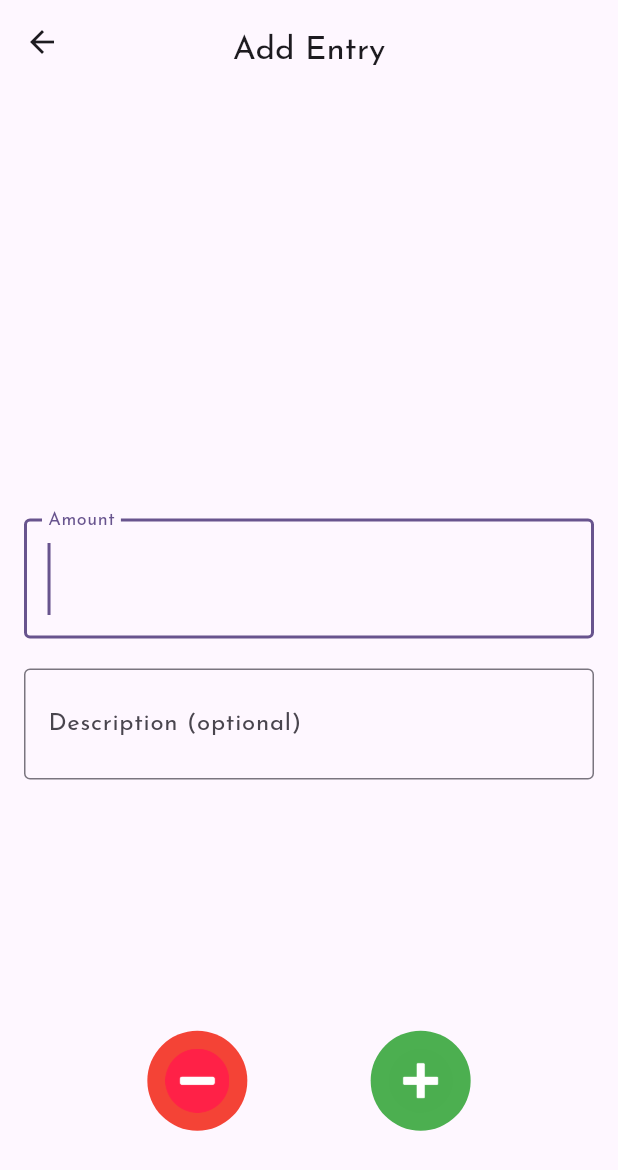
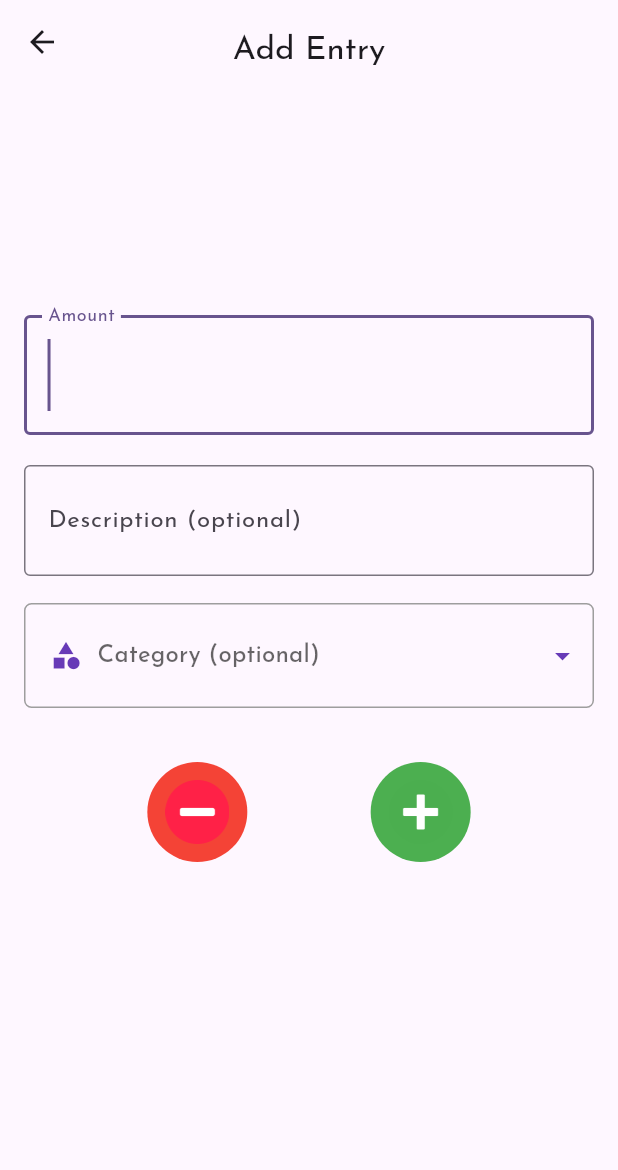
Before and after one commit to SametSahin10/super-simple-accountant, a Flutter app: the AddEntryScreen screen opened directly, on a phone screen of 412 x 824 dp. Shown: the top 1170 px of the screen. Run offline on Flutter 3.47's test engine with Material 3 defaults, Android fonts, the phone set to English and light mode, and no system bars; drawn by our look-alikes of google_mobile_ads; our stand-ins replace firebase_core, firebase_crashlytics, firebase_messaging, flutter_riverpod, freezed_annotation, google_fonts and 3 more; accounts and stored records are empty; generated files the repository leaves out were written again; network calls fail.

Commit message:
add categories, show entry details

```diff
--- a/analysis_options.yaml
+++ b/analysis_options.yaml
@@ -8,6 +8,10 @@
 # The following line activates a set of recommended lints for Flutter apps,
 # packages, and plugins designed to encourage good coding practices.
 include: package:flutter_lints/flutter.yaml
+
+analyzer:
+  plugins:
+    - custom_lint
 
 linter:
   # The lint rules applied to this project can be customized in the
--- /dev/null
+++ b/lib/default_categories.dart
@@ -0,0 +1,44 @@
+import 'package:flutter/material.dart';
+import 'package:super_simple_accountant/extensions.dart';
+import 'package:super_simple_accountant/models/category.dart';
+
+final defaultCategories = <Category>[
+  Category(id: 1, name: 'Food & Drinks'),
+  Category(id: 2, name: 'Shopping'),
+  Category(id: 3, name: 'Transport'),
+  Category(id: 4, name: 'Home'),
+  Category(id: 5, name: 'Entertainment'),
+  Category(id: 6, name: 'Health'),
+  Category(id: 7, name: 'Other'),
+];
+
+final categoryIcons = <int, IconData>{
+  1: Icons.fastfood,
+  2: Icons.shopping_cart,
+  3: Icons.directions_bus,
+  4: Icons.home,
+  5: Icons.movie,
+  6: Icons.local_hospital,
+  7: Icons.category
+};
+
+String getTranslatedCategoryName(BuildContext context, int categoryId) {
+  switch (categoryId) {
+    case 1:
+      return context.l10n.categoryFoodAndDrinks;
+    case 2:
+      return context.l10n.categoryShopping;
+    case 3:
+      return context.l10n.categoryTransport;
+    case 4:
+      return context.l10n.categoryHome;
+    case 5:
+      return context.l10n.categoryEntertainment;
+    case 6:
+      return context.l10n.categoryHealth;
+    case 7:
+      return context.l10n.categoryOther;
+    default:
+      return '';
+  }
+}
--- /dev/null
+++ b/lib/models/category.dart
@@ -0,0 +1,16 @@
+import 'package:freezed_annotation/freezed_annotation.dart';
+
+part 'category.freezed.dart';
+
+part 'category.g.dart';
+
+@freezed
+class Category with _$Category {
+  factory Category({
+    required int id,
+    required String name,
+  }) = _Category;
+
+  factory Category.fromJson(Map<String, dynamic> json) =>
+      _$CategoryFromJson(json);
+}
--- a/lib/models/entry.dart
+++ b/lib/models/entry.dart
@@ -1,4 +1,5 @@
 import 'package:freezed_annotation/freezed_annotation.dart';
+import 'package:super_simple_accountant/models/category.dart';
 
 part 'entry.freezed.dart';
 part 'entry.g.dart';
@@ -9,6 +10,7 @@ class Entry with _$Entry {
     required double amount,
     required DateTime createdAt,
     String? description,
+    Category? category,
   }) = _Entry;
 
   factory Entry.fromJson(Map<String, dynamic> json) => _$EntryFromJson(json);
--- a/lib/screens/add_entry_screen.dart
+++ b/lib/screens/add_entry_screen.dart
@@ -4,9 +4,12 @@ import 'package:in_app_review/in_app_review.dart';
 import 'package:super_simple_accountant/assets.dart';
 import 'package:super_simple_accountant/constants.dart';
 import 'package:super_simple_accountant/extensions.dart';
+import 'package:super_simple_accountant/models/category.dart';
 import 'package:super_simple_accountant/models/entry.dart';
+import 'package:super_simple_accountant/state/entries_state_notifier.dart';
 import 'package:super_simple_accountant/state/providers.dart';
 import 'package:super_simple_accountant/widgets/banner_ad_widget.dart';
+import 'package:super_simple_accountant/widgets/category_dropdown.dart';
 import 'package:super_simple_accountant/widgets/entry_action_button.dart';
 import 'package:super_simple_accountant/widgets/responsive_app_bar.dart';
 
@@ -20,7 +23,9 @@ class AddEntryScreen extends ConsumerWidget {
     final amountController = addEntryScreenModel.amountController;
     final descriptionController = addEntryScreenModel.descriptionController;
 
-    return Scaffold(
+    return GestureDetector(
+      onTap: () => FocusScope.of(context).unfocus(),
+      child: Scaffold(
         appBar: ResponsiveAppBar(
           context: context,
           title: context.l10n.addEntry,
@@ -29,17 +34,15 @@ class AddEntryScreen extends ConsumerWidget {
           padding: const EdgeInsets.all(16.0),
           child: Center(
             child: SizedBox(
-            width:
-                context.largerThanMobile ? context.width * 0.3 : context.width,
-            child: Column(
-              mainAxisAlignment: MainAxisAlignment.center,
-              crossAxisAlignment: CrossAxisAlignment.center,
+              width: context.largerThanMobile
+                  ? context.width * 0.3
+                  : context.width,
+              child: ListView(
                 children: [
                   const BannerAdWidget(adUnitId: addEntryScreenBannerAdId),
-                Flexible(
-                  flex: 3,
-                  child: Column(
-                    mainAxisAlignment: MainAxisAlignment.center,
+                  const SizedBox(height: 70),
+                  Column(
+                    mainAxisAlignment: MainAxisAlignment.spaceAround,
                     children: [
                       TextField(
                         controller: amountController,
@@ -63,17 +66,23 @@ class AddEntryScreen extends ConsumerWidget {
                           ),
                         ),
                       ),
+                      const SizedBox(height: 10),
+                      CategoryDropdown(
+                        onCategorySelected: (selectedCategory) {
+                          final notifier = ref
+                              .read(selectedCategoryNotifierProvider.notifier);
+
+                          notifier.setSelectedCategory(selectedCategory);
+                        },
+                      ),
                     ],
                   ),
-                ),
-                Flexible(
-                  flex: context.largerThanMobile ? 4 : 1,
-                  child: const Padding(
-                    padding: EdgeInsets.only(bottom: 8),
+                  const Padding(
+                    padding: EdgeInsets.only(top: 36, bottom: 8),
                     child: _IncreaseAndDecreaseButtons(),
                   ),
+                ],
               ),
-              ],
             ),
           ),
         ),
@@ -87,24 +96,42 @@ class _IncreaseAndDecreaseButtons extends ConsumerWidget {
 
   @override
   Widget build(BuildContext context, WidgetRef ref) {
+    final selectedCategory = ref.watch(selectedCategoryNotifierProvider);
+
     return Row(
       mainAxisAlignment: MainAxisAlignment.spaceEvenly,
       children: [
         EntryActionButton(
           iconPath: Assets.minus,
           color: Colors.red,
-          onTap: () => _decreaseAmount(context, ref),
+          onTap: () {
+            _decreaseAmount(
+              context: context,
+              ref: ref,
+              selectedCategory: selectedCategory,
+            );
+          },
         ),
         EntryActionButton(
           iconPath: Assets.plus,
           color: Colors.green,
-          onTap: () => _increaseAmount(context, ref),
+          onTap: () {
+            _increaseAmount(
+              context: context,
+              ref: ref,
+              selectedCategory: selectedCategory,
+            );
+          },
         ),
       ],
     );
   }
 
-  void _increaseAmount(BuildContext context, WidgetRef ref) {
+  void _increaseAmount({
+    required BuildContext context,
+    required WidgetRef ref,
+    required Category? selectedCategory,
+  }) {
     final addEntryScreenModel = ref.read(addEntryScreenModelProvider);
 
     final amountController = addEntryScreenModel.amountController;
@@ -125,6 +152,7 @@ class _IncreaseAndDecreaseButtons extends ConsumerWidget {
     final entry = Entry(
       amount: currentAmount.abs(),
       description: description,
+      category: selectedCategory,
       createdAt: DateTime.now(),
     );
 
@@ -134,7 +162,11 @@ class _IncreaseAndDecreaseButtons extends ConsumerWidget {
     if (askForInAppReview) _requestInAppReviewAfterDelay();
   }
 
-  void _decreaseAmount(BuildContext context, WidgetRef ref) {
+  void _decreaseAmount({
+    required BuildContext context,
+    required WidgetRef ref,
+    required Category? selectedCategory,
+  }) {
     final addEntryScreenModel = ref.read(addEntryScreenModelProvider);
 
     final amountController = addEntryScreenModel.amountController;
@@ -155,6 +187,7 @@ class _IncreaseAndDecreaseButtons extends ConsumerWidget {
     final entry = Entry(
       amount: -currentAmount.abs(),
       description: description,
+      category: selectedCategory,
       createdAt: DateTime.now(),
     );
 
--- a/lib/screens/all_entries_screen.dart
+++ b/lib/screens/all_entries_screen.dart
@@ -3,7 +3,7 @@ import 'package:flutter_riverpod/flutter_riverpod.dart';
 import 'package:intl/intl.dart';
 import 'package:super_simple_accountant/extensions.dart';
 import 'package:super_simple_accountant/models/entry.dart';
-import 'package:super_simple_accountant/state/providers.dart';
+import 'package:super_simple_accountant/state/entries_state_notifier.dart';
 import 'package:super_simple_accountant/widgets/entry_list_tile.dart';
 import 'package:super_simple_accountant/widgets/responsive_app_bar.dart';
 
--- a/lib/screens/home_screen.dart
+++ b/lib/screens/home_screen.dart
@@ -7,7 +7,7 @@ import 'package:super_simple_accountant/colors.dart';
 import 'package:super_simple_accountant/constants.dart';
 import 'package:super_simple_accountant/enums.dart';
 import 'package:super_simple_accountant/extensions.dart';
-import 'package:super_simple_accountant/state/providers.dart';
+import 'package:super_simple_accountant/state/entries_state_notifier.dart';
 import 'package:super_simple_accountant/widgets/add_entry_button.dart';
 import 'package:super_simple_accountant/widgets/banner_ad_widget.dart';
 import 'package:super_simple_accountant/widgets/brief_entries_widget.dart';
--- a/lib/state/providers.dart
+++ b/lib/state/providers.dart
@@ -1,21 +1,20 @@
-import 'package:flutter_riverpod/flutter_riverpod.dart';
+import 'package:riverpod_annotation/riverpod_annotation.dart';
 import 'package:super_simple_accountant/models/add_entry_screen_model.dart';
-import 'package:super_simple_accountant/models/entries_state_model.dart';
-import 'package:super_simple_accountant/repositories/entry_repository.dart';
-import 'package:super_simple_accountant/state/entries_state_notifier.dart';
+import 'package:super_simple_accountant/models/category.dart';
 
-final entriesStateNotifierProvider =
-    StateNotifierProvider<EntriesStateNotifier, EntriesStateModel>((_) {
-  final entriesStateModel = EntriesStateModel.initial();
-  final entryRepository = EntryRepository();
+part 'providers.g.dart';
 
-  return EntriesStateNotifier(
-    entryRepository: entryRepository,
-    entriesStateModel: entriesStateModel,
-  );
-});
+@riverpod
+AddEntryScreenModel addEntryScreenModel(AddEntryScreenModelRef ref) {
+  return AddEntryScreenModel();
+}
 
-final addEntryScreenModelProvider =
-    Provider.autoDispose<AddEntryScreenModel>((_) {
-  return AddEntryScreenModel();
-});
+@riverpod
+class SelectedCategoryNotifier extends _$SelectedCategoryNotifier {
+  @override
+  Category? build() => null;
+
+  setSelectedCategory(Category category) {
+    state = category;
+  }
+}
--- a/lib/widgets/brief_entries_widget.dart
+++ b/lib/widgets/brief_entries_widget.dart
@@ -4,7 +4,7 @@ import 'package:intl/intl.dart';
 import 'package:super_simple_accountant/extensions.dart';
 import 'package:super_simple_accountant/models/entry.dart';
 import 'package:super_simple_accountant/screens/all_entries_screen.dart';
-import 'package:super_simple_accountant/state/providers.dart';
+import 'package:super_simple_accountant/state/entries_state_notifier.dart';
 import 'package:super_simple_accountant/widgets/entry_list_tile.dart';
 
 class BriefEntriesWidget extends ConsumerWidget {
--- /dev/null
+++ b/lib/widgets/category_dropdown.dart
@@ -0,0 +1,86 @@
+import 'package:flutter/material.dart';
+import 'package:super_simple_accountant/colors.dart';
+import 'package:super_simple_accountant/default_categories.dart';
+import 'package:super_simple_accountant/extensions.dart';
+import 'package:super_simple_accountant/models/category.dart';
+
+class CategoryDropdown extends StatefulWidget {
+  final Function(Category) onCategorySelected;
+
+  const CategoryDropdown({super.key, required this.onCategorySelected});
+
+  @override
+  State<CategoryDropdown> createState() => _CategoryDropdownState();
+}
+
+class _CategoryDropdownState extends State<CategoryDropdown> {
+  Category? _selectedCategory;
+
+  @override
+  Widget build(BuildContext context) {
+    return DropdownButtonHideUnderline(
+      child: Container(
+        decoration: BoxDecoration(
+          border: Border.all(color: Colors.grey),
+          borderRadius: BorderRadius.circular(5.0),
+        ),
+        child: DropdownButton<Category>(
+          itemHeight: null,
+          isExpanded: true,
+          icon: const Padding(
+            padding: EdgeInsets.only(right: 8),
+            child: Icon(Icons.arrow_drop_down, color: primaryColor),
+          ),
+          hint: Container(
+            padding: const EdgeInsets.symmetric(vertical: 22, horizontal: 16),
+            child: Row(
+              children: [
+                const Icon(Icons.category, color: primaryColor, size: 22),
+                const SizedBox(width: 10),
+                Text(
+                  context.l10n.categoryDropdownHint,
+                  style: const TextStyle(fontSize: 16),
+                ),
+              ],
+            ),
+          ),
+          value: _selectedCategory,
+          onChanged: (Category? newValue) {
+            setState(() {
+              _selectedCategory = newValue;
+            });
+
+            widget.onCategorySelected(newValue!);
+          },
+          items: _createItems(context).toList(),
+        ),
+      ),
+    );
+  }
+
+  Iterable<DropdownMenuItem<Category>> _createItems(BuildContext context) {
+    return defaultCategories.map<DropdownMenuItem<Category>>(
+      (Category category) {
+        final icon = categoryIcons[category.id];
+        final categoryName = getTranslatedCategoryName(context, category.id);
+
+        return DropdownMenuItem<Category>(
+          value: category,
+          child: Padding(
+            padding: const EdgeInsets.only(left: 12),
+            child: Row(
+              children: [
+                Icon(icon, color: primaryColor, size: 22),
+                const SizedBox(width: 12),
+                Padding(
+                  padding: const EdgeInsets.only(top: 3),
+                  child: Text(categoryName),
+                ),
+              ],
+            ),
+          ),
+        );
+      },
+    );
+  }
+}
--- a/pubspec.yaml
+++ b/pubspec.yaml
@@ -28,6 +28,7 @@ dependencies:
   in_app_review: ^2.0.9
   flutter_localizations:
     sdk: flutter
+  riverpod_annotation: ^2.3.5
 
 dev_dependencies:
   flutter_test:
@@ -35,6 +36,9 @@ dev_dependencies:
   flutter_lints: ^3.0.0
   json_serializable: ^6.8.0
   build_runner: ^2.4.11
+  riverpod_generator: ^2.4.3
+  custom_lint: ^0.6.5
+  riverpod_lint: ^2.3.13
 
 flutter_launcher_icons:
   android: "launcher_icon"
```
Also changed, not shown: lib/l10n/app_en.arb (+9 -1 lines), lib/l10n/app_tr.arb (+9 -1 lines), lib/state/entries_state_notifier.dart (+9 -8 lines), lib/widgets/entry_details_bottom_sheet.dart (added, +77 -0 lines), lib/widgets/entry_list_tile.dart (+12 -0 lines), lib/models/category.freezed.dart (added), lib/models/category.g.dart (added), lib/models/entry.freezed.dart, lib/models/entry.g.dart, lib/state/entries_state_notifier.g.dart (added), lib/state/providers.g.dart (added), pubspec.lock. Lines whose indentation alone changed are shown as unchanged.
